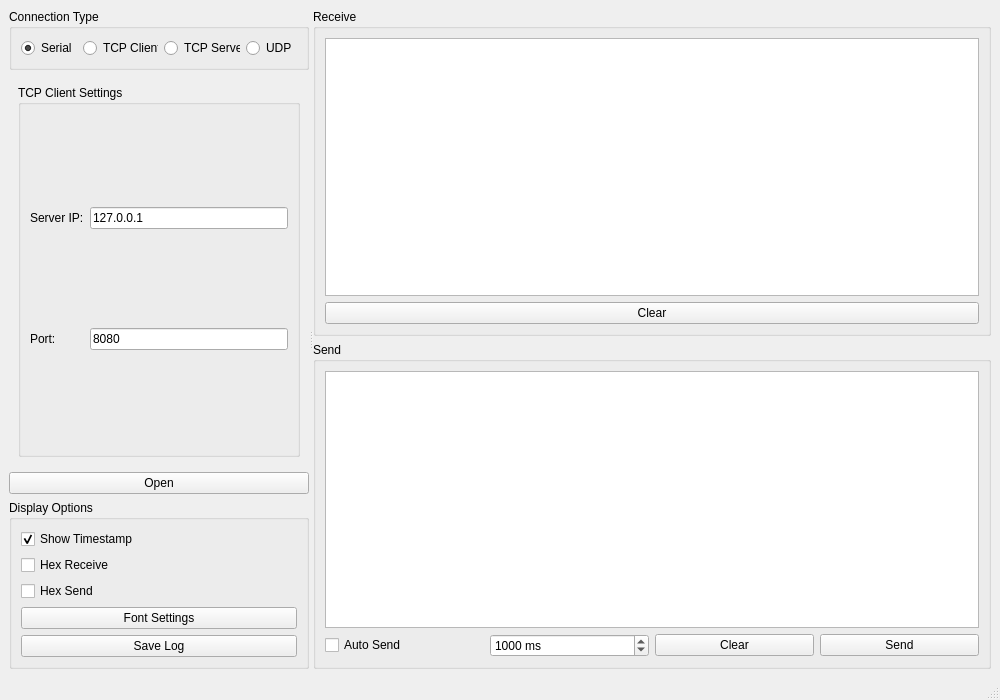
This is mainwindow.ui in Jin-OK/QCOM as Qt 5 draws it before an edit. The edited form follows.
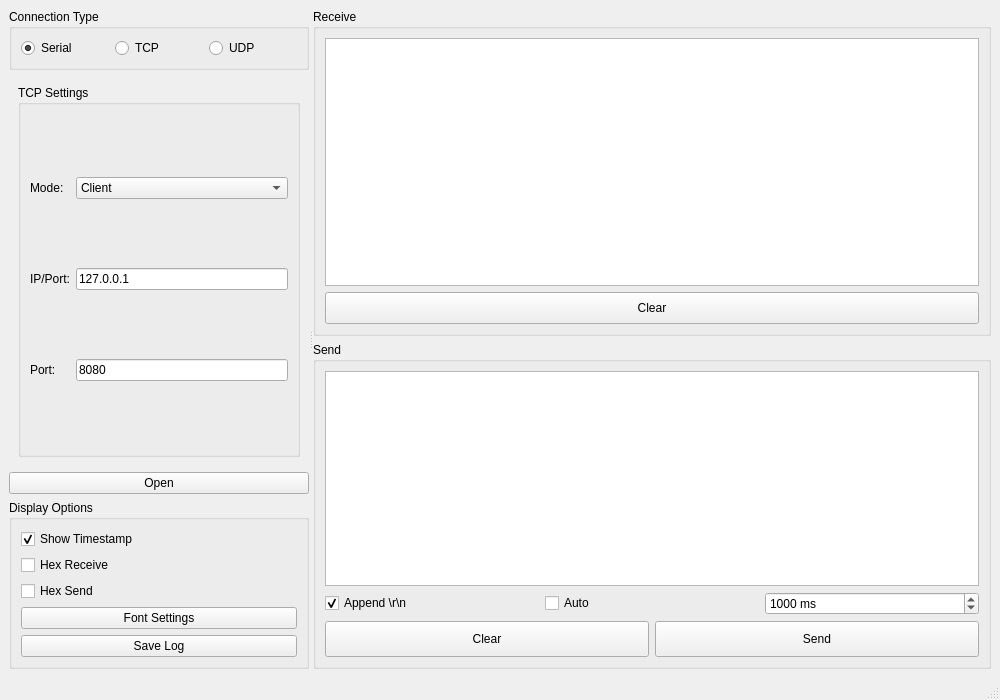
This is the edited form. The open tabs and pages were chosen to show the change.

Commit message:
Merge TCP Client/Server into single TCP mode, add append newline option, enlarge send/clear buttons
Changes:
- Merged TCP Client and TCP Server into one TCP connection type with mode selector
- Added checkbox for 'Append \r\n' on send
- Enlarged Send and Clear buttons (height 36px and 32px)
- Simplified UI with cleaner connection type selection

Patch:
```diff
--- a/mainwindow.ui
+++ b/mainwindow.ui
@@ -89,14 +89,7 @@
            <item>
             <widget class="QRadioButton" name="rbTcpClient">
              <property name="text">
-              <string>TCP Client</string>
-             </property>
-            </widget>
-           </item>
-           <item>
-            <widget class="QRadioButton" name="rbTcpServer">
-             <property name="text">
-              <string>TCP Server</string>
+               <string>TCP</string>
              </property>
             </widget>
            </item>
@@ -211,59 +204,53 @@
             <item>
              <widget class="QGroupBox" name="gbTcpClientSettings">
               <property name="title">
-               <string>TCP Client Settings</string>
+                <string>TCP Settings</string>
               </property>
               <layout class="QGridLayout" name="gridLayout_2">
                <item row="0" column="0">
                 <widget class="QLabel" name="label_7">
                  <property name="text">
-                  <string>Server IP:</string>
+                   <string>Mode:</string>
                  </property>
                 </widget>
                </item>
                <item row="0" column="1">
-                <widget class="QLineEdit" name="leTcpClientIP">
+                 <widget class="QComboBox" name="cbTcpMode">
+                  <item>
                  <property name="text">
-                  <string>127.0.0.1</string>
-                 </property>
+                    <string>Client</string>
+                   </property>
+                  </item>
+                  <item>
+                   <property name="text">
+                    <string>Server</string>
+                   </property>
+                  </item>
                 </widget>
                </item>
                <item row="1" column="0">
                 <widget class="QLabel" name="label_8">
                  <property name="text">
-                  <string>Port:</string>
+                   <string>IP/Port:</string>
                  </property>
                 </widget>
                </item>
                <item row="1" column="1">
                 <widget class="QLineEdit" name="leTcpClientPort">
                  <property name="text">
-                  <string>8080</string>
+                   <string>127.0.0.1</string>
                  </property>
                 </widget>
                </item>
-              </layout>
-             </widget>
-            </item>
-           </layout>
-          </widget>
-          <widget class="QWidget" name="pageTcpServer">
-           <layout class="QVBoxLayout" name="verticalLayout_4">
-            <item>
-             <widget class="QGroupBox" name="gbTcpServerSettings">
-              <property name="title">
-               <string>TCP Server Settings</string>
-              </property>
-              <layout class="QGridLayout" name="gridLayout_3">
-               <item row="0" column="0">
+                <item row="2" column="0">
                 <widget class="QLabel" name="label_9">
                  <property name="text">
-                  <string>Listen Port:</string>
+                   <string>Port:</string>
                  </property>
                 </widget>
                </item>
-               <item row="0" column="1">
-                <widget class="QLineEdit" name="leTcpServerPort">
+                <item row="2" column="1">
+                 <widget class="QLineEdit" name="leTcpPort">
                  <property name="text">
                   <string>8080</string>
                  </property>
@@ -436,6 +423,12 @@
            </item>
            <item>
             <widget class="QPushButton" name="btnClearRecv">
+              <property name="minimumSize">
+               <size>
+                <width>0</width>
+                <height>32</height>
+               </size>
+              </property>
              <property name="text">
               <string>Clear</string>
              </property>
@@ -455,10 +448,20 @@
            </item>
            <item>
             <layout class="QHBoxLayout" name="horizontalLayout_2">
+              <item>
+               <widget class="QCheckBox" name="chkAppendNewline">
+                <property name="text">
+                 <string>Append \r\n</string>
+                </property>
+                <property name="checked">
+                 <bool>true</bool>
+                </property>
+               </widget>
+              </item>
              <item>
               <widget class="QCheckBox" name="chkAutoSend">
                <property name="text">
-                <string>Auto Send</string>
+                 <string>Auto</string>
                </property>
               </widget>
              </item>
@@ -478,8 +481,18 @@
                </property>
               </widget>
              </item>
+             </layout>
+            </item>
+            <item>
+             <layout class="QHBoxLayout" name="horizontalLayout_3">
              <item>
               <widget class="QPushButton" name="btnClearSend">
+                <property name="minimumSize">
+                 <size>
+                  <width>0</width>
+                  <height>36</height>
+                 </size>
+                </property>
                <property name="text">
                 <string>Clear</string>
                </property>
@@ -487,6 +500,12 @@
              </item>
              <item>
               <widget class="QPushButton" name="btnSend">
+                <property name="minimumSize">
+                 <size>
+                  <width>0</width>
+                  <height>36</height>
+                 </size>
+                </property>
                <property name="text">
                 <string>Send</string>
                </property>
```
Left out of the diff: 8 changed lines with no effect on the pictures. Lines whose indentation alone changed are shown as unchanged. The commit also changes 2 other files.
